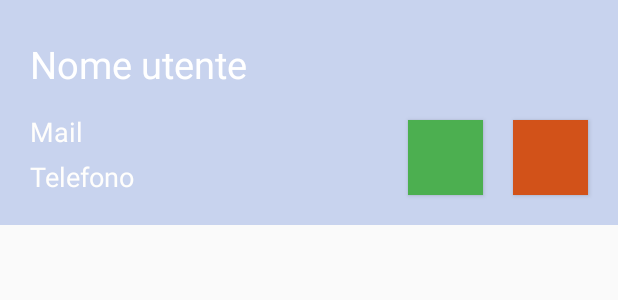
After one commit to pdemuro/MedIUM, an Android app: the layout addapt_amm.xml on its own in the app's theme, with its tools: preview values and no code run, on a phone screen of 412 x 824 dp. The commit adds this screen. Shown: the top 300 px of the screen. Run offline under Robolectric (Android 15) with nearby library versions, the phone set to English and light mode, and no system bars.

Commit message:
implementato feed amministratore con conferma partecipazione

```diff
--- a/app/src/main/AndroidManifest.xml
+++ b/app/src/main/AndroidManifest.xml
@@ -29,7 +29,8 @@
         android:roundIcon="@mipmap/ic_launcher_round"
         android:supportsRtl="true"
         android:theme="@style/AppTheme">
-        <activity android:name=".AddPostActivity"></activity>
+        <activity android:name=".ActivityDettagliAmm"></activity>
+        <activity android:name=".AddPostActivity" />
 
         <meta-data
             android:name="com.google.android.geo.API_KEY"
--- a/app/src/main/java/com/medium/progettomedium/Adapter/AdaptEvento.java
+++ b/app/src/main/java/com/medium/progettomedium/Adapter/AdaptEvento.java
@@ -163,7 +163,8 @@ public class AdaptEvento extends RecyclerView.Adapter<AdaptEvento.ViewHolder>{
 
                             });
                         }
-                        else{
+                        else if(child.getValue().equals("Organizzatore")){
+
                             stato.setVisibility(View.GONE);
                         }
                     }
--- a/app/src/main/java/com/medium/progettomedium/Fragment/HomeFragment.java
+++ b/app/src/main/java/com/medium/progettomedium/Fragment/HomeFragment.java
@@ -15,6 +15,7 @@ import androidx.recyclerview.widget.RecyclerView;
 import com.google.firebase.auth.FirebaseAuth;
 import com.google.firebase.auth.FirebaseUser;
 import com.google.firebase.database.ValueEventListener;
+import com.medium.progettomedium.ActivityDettagliAmm;
 import com.medium.progettomedium.ActivityDettagliEvento;
 import com.medium.progettomedium.Adapter.AdaptEvento;
 import com.medium.progettomedium.Model.DatabaseEvento;
@@ -138,13 +139,15 @@ public class HomeFragment extends Fragment{
                         String mLuogo = item.getLuogo();
                         String mData = item.getDate();
                         String mImage = item.getImmagine();
+                        String mId = item.getId();
                         String mDescription = item.getImmagine();
-                        Intent intent = new Intent(listaEventiView.getContext(), ActivityDettagliEvento.class);
+                        Intent intent = new Intent(listaEventiView.getContext(), ActivityDettagliAmm.class);
                         intent.putExtra("titolo", mTitolo);
                         intent.putExtra("luogo", mLuogo);
                         intent.putExtra("data", mData);
                         intent.putExtra("immagine", mImage);
                         intent.putExtra("descrizione", mDescription);
+                        intent.putExtra("id",mId);
                         startActivity(intent);
                     }
 
--- /dev/null
+++ b/app/src/main/res/layout/addapt_amm.xml
@@ -0,0 +1,80 @@
+<?xml version="1.0" encoding="utf-8"?>
+
+<RelativeLayout xmlns:android="http://schemas.android.com/apk/res/android"
+    xmlns:app="http://schemas.android.com/apk/res-auto"
+    android:layout_width="match_parent"
+    android:layout_height="150dp">
+
+    <ImageView
+        android:id="@+id/immagine"
+        android:layout_width="match_parent"
+        android:layout_height="150dp"
+        android:layout_alignParentStart="true"
+        android:layout_alignParentTop="true"
+        android:background="#515d7fd3"/>
+
+
+    <RelativeLayout
+        android:id="@+id/text"
+        android:layout_width="wrap_content"
+        android:layout_height="match_parent"
+        android:layout_marginTop="50dp">
+
+        <TextView
+            android:id="@+id/telefono"
+            android:layout_width="200dp"
+            android:layout_height="wrap_content"
+            android:layout_marginTop="55dp"
+            android:layout_marginLeft="20dp"
+            android:text="Telefono"
+            android:textColor="#fffefc"
+            android:textSize="18dp" />
+
+        <TextView
+            android:id="@+id/mail"
+            android:layout_width="200dp"
+            android:layout_height="wrap_content"
+            android:layout_marginTop="25dp"
+            android:layout_marginLeft="20dp"
+            android:text="Mail"
+            android:textColor="#fffefc"
+            android:textSize="18dp" />
+
+    </RelativeLayout>
+
+    <Button
+        android:layout_width="50dp"
+        android:layout_height="50dp"
+        android:layout_alignRight="@id/immagine"
+        android:layout_marginTop="80dp"
+        android:layout_marginRight="90dp"
+        android:background="@color/verdeprenota"
+        android:text=""
+        android:id="@+id/accetta">
+
+    </Button>
+    <Button
+    android:layout_width="50dp"
+    android:layout_height="50dp"
+    android:layout_alignRight="@id/immagine"
+    android:layout_marginTop="80dp"
+    android:layout_marginRight="20dp"
+    android:background="@color/rossoButton"
+    android:text=""
+    android:id="@+id/rifiuta">
+
+</Button>
+
+    <TextView
+        android:id="@+id/nome_utente"
+        android:layout_width="250dp"
+        android:layout_height="47dp"
+        android:layout_marginTop="25dp"
+        android:layout_marginLeft="20dp"
+
+        android:text="Nome utente"
+        android:textColor="#ffffff"
+        android:textSize="25dp" />
+
+
+</RelativeLayout>
```
Also changed, not shown: app/src/main/java/com/medium/progettomedium/ActivityDettagliAmm.java (added, +128 -0 lines), app/src/main/java/com/medium/progettomedium/Adapter/AdaptAmm.java (added, +148 -0 lines), app/src/main/res/layout/activity_dettagli_amm.xml (added, +19 -0 lines).
